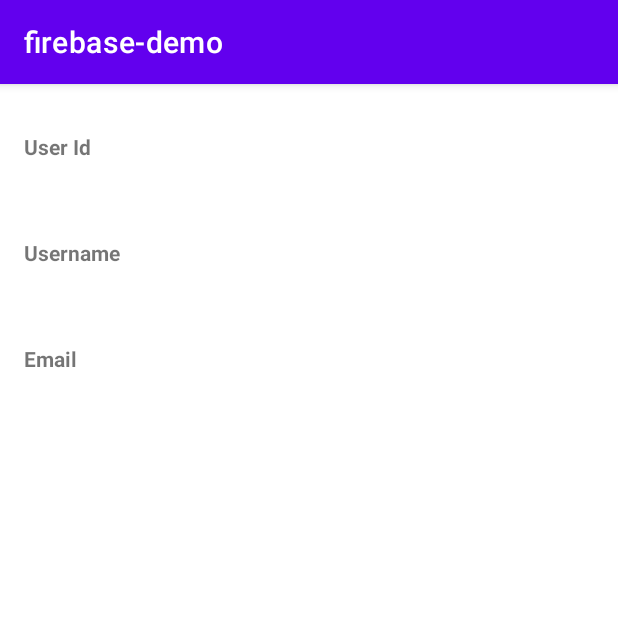
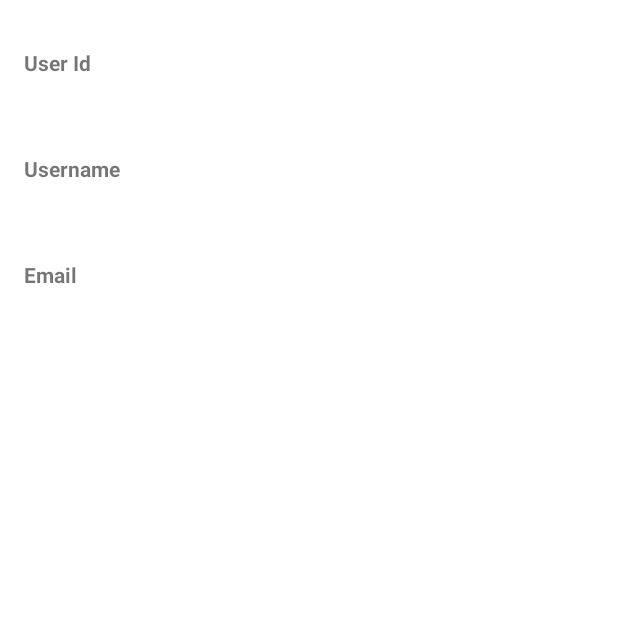
Before and after one commit to OtienoSamwel/firebase-demo, an Android app: the DashboardActivity screen opened directly, with no data from a screen before it, on a phone screen of 412 x 824 dp, the top half of it. Run offline under Robolectric (Android 15) with nearby library versions, the phone set to English and light mode, and no system bars.

Commit message:
changed some colors to match firebase theme ...lol

```diff
--- a/app/src/main/res/values-night/themes.xml
+++ b/app/src/main/res/values-night/themes.xml
@@ -1,6 +1,6 @@
 <resources xmlns:tools="http://schemas.android.com/tools">
     <!-- Base application theme. -->
-    <style name="Theme.Firebasedemo" parent="Theme.MaterialComponents.DayNight.DarkActionBar">
+    <style name="Theme.Firebasedemo" parent="Theme.MaterialComponents.DayNight.NoActionBar">
         <!-- Primary brand color. -->
         <item name="colorPrimary">@color/purple_200</item>
         <item name="colorPrimaryVariant">@color/purple_700</item>
--- a/app/src/main/res/values/colors.xml
+++ b/app/src/main/res/values/colors.xml
@@ -1,8 +1,8 @@
 <?xml version="1.0" encoding="utf-8"?>
 <resources>
     <color name="purple_200">#FFBB86FC</color>
-    <color name="purple_500">#FF6200EE</color>
-    <color name="purple_700">#FF3700B3</color>
+    <color name="purple_500">#ffc400</color>
+    <color name="purple_700">#ffc400</color>
     <color name="teal_200">#FF03DAC5</color>
     <color name="teal_700">#FF018786</color>
     <color name="black">#FF000000</color>
--- a/app/src/main/res/values/themes.xml
+++ b/app/src/main/res/values/themes.xml
@@ -1,6 +1,6 @@
 <resources xmlns:tools="http://schemas.android.com/tools">
     <!-- Base application theme. -->
-    <style name="Theme.Firebasedemo" parent="Theme.MaterialComponents.DayNight.DarkActionBar">
+    <style name="Theme.Firebasedemo" parent="Theme.MaterialComponents.DayNight.NoActionBar">
         <!-- Primary brand color. -->
         <item name="colorPrimary">@color/purple_500</item>
         <item name="colorPrimaryVariant">@color/purple_700</item>
```
